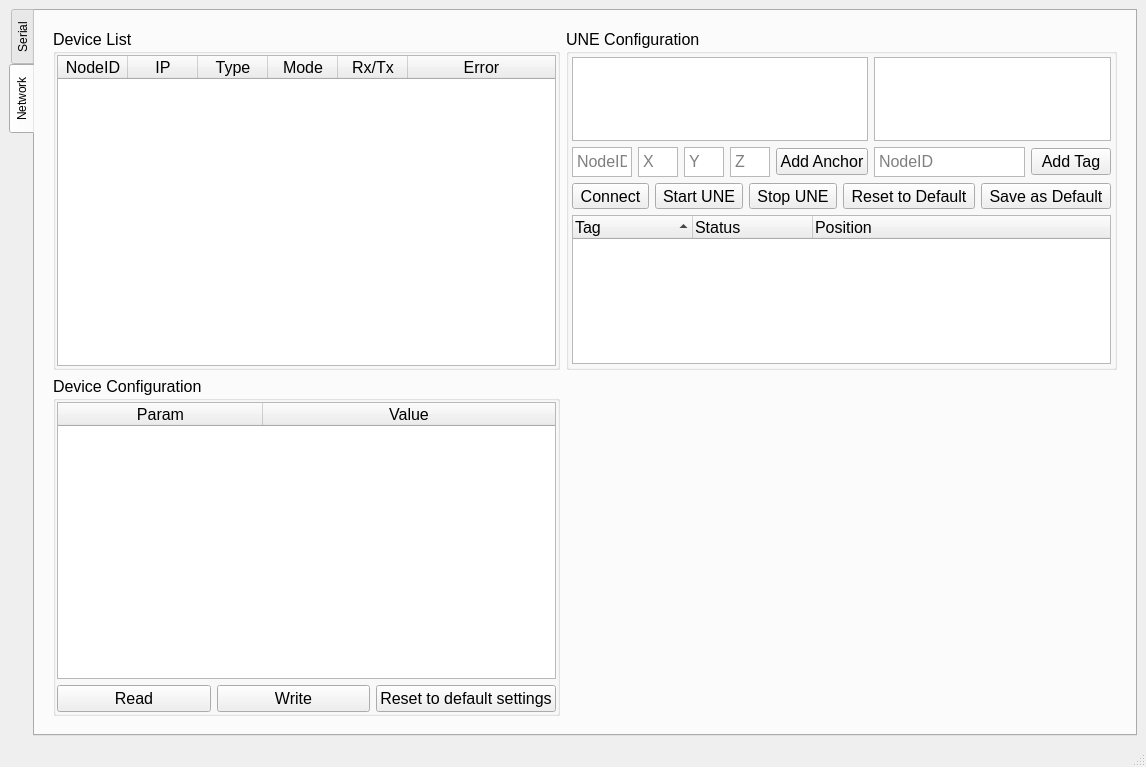
Before: the Qt Designer form src/main/resources/ui_qt/mainwindow.ui in DemianZ/UWB-Open-RTLS-Configurator, drawn with Qt 5.
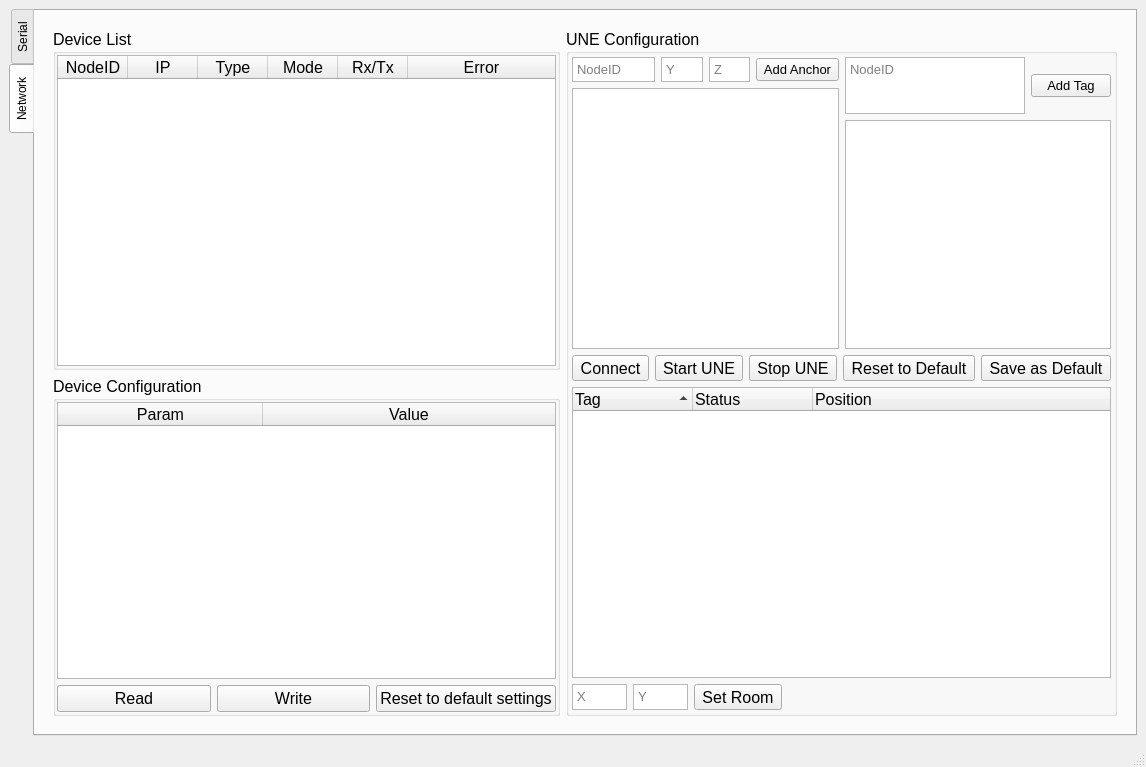
After: the same form once the commit is applied.

```diff
--- a/src/main/resources/ui_qt/mainwindow.ui
+++ b/src/main/resources/ui_qt/mainwindow.ui
@@ -627,13 +627,13 @@
             </layout>
            </item>
            <item>
-            <layout class="QVBoxLayout" name="verticalLayout_10" stretch="1,1">
+            <layout class="QVBoxLayout" name="verticalLayout_10" stretch="1">
              <item>
               <widget class="QGroupBox" name="groupBox_4">
                <property name="title">
                 <string>UNE Configuration</string>
                </property>
-               <layout class="QVBoxLayout" name="verticalLayout_6" stretch="4,0,5">
+               <layout class="QVBoxLayout" name="verticalLayout_6" stretch="4,1,4,10">
                 <property name="leftMargin">
                  <number>3</number>
                 </property>
@@ -649,16 +649,9 @@
                 <item>
                  <layout class="QHBoxLayout" name="horizontalLayout_9" stretch="1,1">
                   <item>
-                   <layout class="QVBoxLayout" name="verticalLayout_9" stretch="4,1">
+                   <layout class="QVBoxLayout" name="verticalLayout_9" stretch="1,4">
                     <item>
-                     <widget class="QListWidget" name="listWidget_anchor">
-                      <property name="selectionMode">
-                       <enum>QAbstractItemView::ExtendedSelection</enum>
-                      </property>
-                     </widget>
-                    </item>
-                    <item>
-                     <layout class="QHBoxLayout" name="horizontalLayout_6" stretch="2,1,1,1,2">
+                     <layout class="QHBoxLayout" name="horizontalLayout_6" stretch="2,1,1,2">
                       <item>
                        <widget class="QTextEdit" name="textEdit_anchorId">
                         <property name="sizePolicy">
@@ -670,9 +663,14 @@
                         <property name="minimumSize">
                          <size>
                           <width>60</width>
-                          <height>30</height>
+                          <height>25</height>
                          </size>
                         </property>
+                        <property name="font">
+                         <font>
+                          <pointsize>10</pointsize>
+                         </font>
+                        </property>
                         <property name="tabChangesFocus">
                          <bool>true</bool>
                         </property>
@@ -684,31 +682,6 @@
                         </property>
                        </widget>
                       </item>
-                      <item>
-                       <widget class="QTextEdit" name="textEdit_anchorX">
-                        <property name="sizePolicy">
-                         <sizepolicy hsizetype="Expanding" vsizetype="Preferred">
-                          <horstretch>0</horstretch>
-                          <verstretch>0</verstretch>
-                         </sizepolicy>
-                        </property>
-                        <property name="minimumSize">
-                         <size>
-                          <width>40</width>
-                          <height>30</height>
-                         </size>
-                        </property>
-                        <property name="tabChangesFocus">
-                         <bool>true</bool>
-                        </property>
-                        <property name="acceptRichText">
-                         <bool>false</bool>
-                        </property>
-                        <property name="placeholderText">
-                         <string>X</string>
-                        </property>
-                       </widget>
-                      </item>
                       <item>
                        <widget class="QTextEdit" name="textEdit_anchorY">
                         <property name="sizePolicy">
@@ -720,9 +693,14 @@
                         <property name="minimumSize">
                          <size>
                           <width>40</width>
-                          <height>30</height>
+                          <height>25</height>
                          </size>
                         </property>
+                        <property name="font">
+                         <font>
+                          <pointsize>10</pointsize>
+                         </font>
+                        </property>
                         <property name="tabChangesFocus">
                          <bool>true</bool>
                         </property>
@@ -745,9 +723,14 @@
                         <property name="minimumSize">
                          <size>
                           <width>40</width>
-                          <height>30</height>
+                          <height>25</height>
                          </size>
                         </property>
+                        <property name="font">
+                         <font>
+                          <pointsize>10</pointsize>
+                         </font>
+                        </property>
                         <property name="tabChangesFocus">
                          <bool>true</bool>
                         </property>
@@ -761,6 +744,11 @@
                       </item>
                       <item>
                        <widget class="QPushButton" name="pushButton_addAnchor">
+                        <property name="font">
+                         <font>
+                          <pointsize>10</pointsize>
+                         </font>
+                        </property>
                         <property name="text">
                          <string>Add Anchor</string>
                         </property>
@@ -768,17 +756,17 @@
                       </item>
                      </layout>
                     </item>
-                   </layout>
-                  </item>
-                  <item>
-                   <layout class="QVBoxLayout" name="verticalLayout_11" stretch="4,1">
                     <item>
-                     <widget class="QListWidget" name="listWidget_tag">
+                     <widget class="QListWidget" name="listWidget_anchor">
                       <property name="selectionMode">
                        <enum>QAbstractItemView::ExtendedSelection</enum>
                       </property>
                      </widget>
                     </item>
+                   </layout>
+                  </item>
+                  <item>
+                   <layout class="QVBoxLayout" name="verticalLayout_11" stretch="1,4">
                     <item>
                      <layout class="QHBoxLayout" name="horizontalLayout_7" stretch="0,0">
                       <item>
@@ -786,9 +774,14 @@
                         <property name="minimumSize">
                          <size>
                           <width>0</width>
-                          <height>30</height>
+                          <height>25</height>
                          </size>
                         </property>
+                        <property name="font">
+                         <font>
+                          <pointsize>10</pointsize>
+                         </font>
+                        </property>
                         <property name="tabChangesFocus">
                          <bool>true</bool>
                         </property>
@@ -802,8 +795,8 @@
                          <string>&lt;!DOCTYPE HTML PUBLIC &quot;-//W3C//DTD HTML 4.0//EN&quot; &quot;http://www.w3.org/TR/REC-html40/strict.dtd&quot;&gt;
 &lt;html&gt;&lt;head&gt;&lt;meta name=&quot;qrichtext&quot; content=&quot;1&quot; /&gt;&lt;style type=&quot;text/css&quot;&gt;
 p, li { white-space: pre-wrap; }
-&lt;/style&gt;&lt;/head&gt;&lt;body style=&quot; font-family:'.AppleSystemUIFont'; font-size:12pt; font-weight:400; font-style:normal;&quot;&gt;
-&lt;p style=&quot;-qt-paragraph-type:empty; margin-top:0px; margin-bottom:0px; margin-left:0px; margin-right:0px; -qt-block-indent:0; text-indent:0px;&quot;&gt;&lt;br /&gt;&lt;/p&gt;&lt;/body&gt;&lt;/html&gt;</string>
+&lt;/style&gt;&lt;/head&gt;&lt;body style=&quot; font-family:'.AppleSystemUIFont'; font-size:10pt; font-weight:400; font-style:normal;&quot;&gt;
+&lt;p style=&quot;-qt-paragraph-type:empty; margin-top:0px; margin-bottom:0px; margin-left:0px; margin-right:0px; -qt-block-indent:0; text-indent:0px; font-size:12pt;&quot;&gt;&lt;br /&gt;&lt;/p&gt;&lt;/body&gt;&lt;/html&gt;</string>
                         </property>
                         <property name="acceptRichText">
                          <bool>false</bool>
@@ -815,6 +808,11 @@
                       </item>
                       <item>
                        <widget class="QPushButton" name="pushButton_addTag">
+                        <property name="font">
+                         <font>
+                          <pointsize>10</pointsize>
+                         </font>
+                        </property>
                         <property name="text">
                          <string>Add Tag</string>
                         </property>
@@ -822,6 +820,13 @@
                       </item>
                      </layout>
                     </item>
+                    <item>
+                     <widget class="QListWidget" name="listWidget_tag">
+                      <property name="selectionMode">
+                       <enum>QAbstractItemView::ExtendedSelection</enum>
+                      </property>
+                     </widget>
+                    </item>
                    </layout>
                   </item>
                  </layout>
@@ -916,12 +921,100 @@
                   </item>
                  </layout>
                 </item>
+                <item>
+                 <layout class="QVBoxLayout" name="verticalLayout_12" stretch="10,1">
+                  <item>
+                   <layout class="QVBoxLayout" name="verticalLayout_mpl"/>
+                  </item>
+                  <item>
+                   <layout class="QHBoxLayout" name="horizontalLayout_11" stretch="1,1,1,6">
+                    <item>
+                     <widget class="QTextEdit" name="textEdit_roomX">
+                      <property name="sizePolicy">
+                       <sizepolicy hsizetype="Expanding" vsizetype="Preferred">
+                        <horstretch>0</horstretch>
+                        <verstretch>0</verstretch>
+                       </sizepolicy>
+                      </property>
+                      <property name="minimumSize">
+                       <size>
+                        <width>30</width>
+                        <height>25</height>
+                       </size>
+                      </property>
+                      <property name="font">
+                       <font>
+                        <pointsize>10</pointsize>
+                       </font>
+                      </property>
+                      <property name="tabChangesFocus">
+                       <bool>true</bool>
+                      </property>
+                      <property name="acceptRichText">
+                       <bool>false</bool>
+                      </property>
+                      <property name="placeholderText">
+                       <string>X</string>
+                      </property>
+                     </widget>
+                    </item>
+                    <item>
+                     <widget class="QTextEdit" name="textEdit_roomY">
+                      <property name="sizePolicy">
+                       <sizepolicy hsizetype="Expanding" vsizetype="Preferred">
+                        <horstretch>0</horstretch>
+                        <verstretch>0</verstretch>
+                       </sizepolicy>
+                      </property>
+                      <property name="minimumSize">
+                       <size>
+                        <width>30</width>
+                        <height>25</height>
+                       </size>
+                      </property>
+                      <property name="font">
+                       <font>
+                        <pointsize>10</pointsize>
+                       </font>
+                      </property>
+                      <property name="tabChangesFocus">
+                       <bool>true</bool>
+                      </property>
+                      <property name="acceptRichText">
+                       <bool>false</bool>
+                      </property>
+                      <property name="placeholderText">
+                       <string>Y</string>
+                      </property>
+                     </widget>
+                    </item>
+                    <item>
+                     <widget class="QToolButton" name="toolButton_setRoom">
+                      <property name="text">
+                       <string>Set Room</string>
+                      </property>
+                     </widget>
+                    </item>
+                    <item>
+                     <spacer name="horizontalSpacer_3">
+                      <property name="orientation">
+                       <enum>Qt::Horizontal</enum>
+                      </property>
+                      <property name="sizeHint" stdset="0">
+                       <size>
+                        <width>40</width>
+                        <height>20</height>
+                       </size>
+                      </property>
+                     </spacer>
+                    </item>
+                   </layout>
+                  </item>
+                 </layout>
+                </item>
                </layout>
               </widget>
              </item>
-             <item>
-              <widget class="QWidget" name="widget_mpl" native="true"/>
-             </item>
             </layout>
            </item>
           </layout>
```
